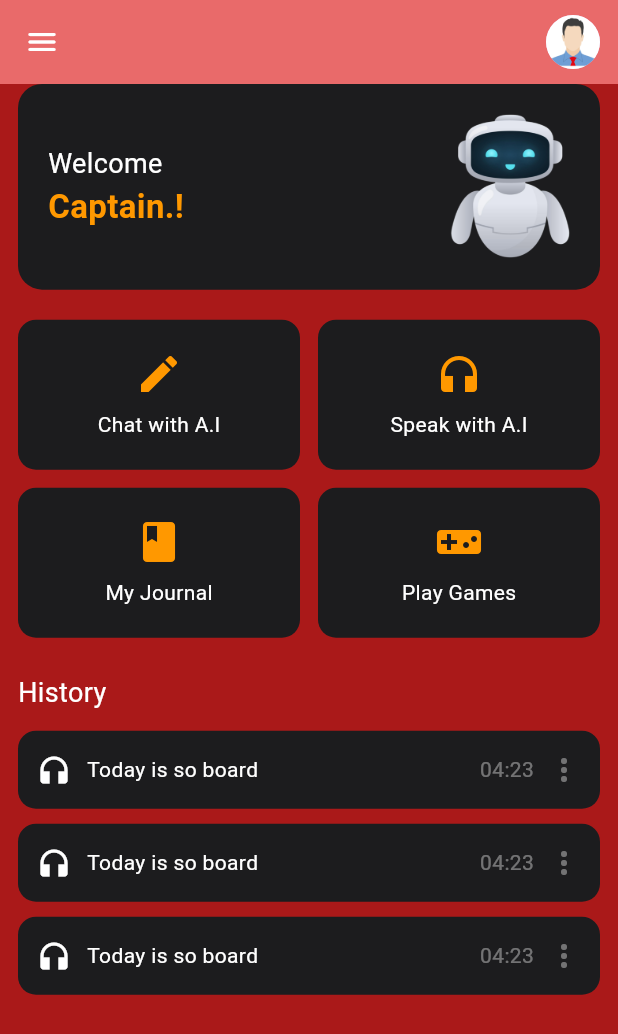
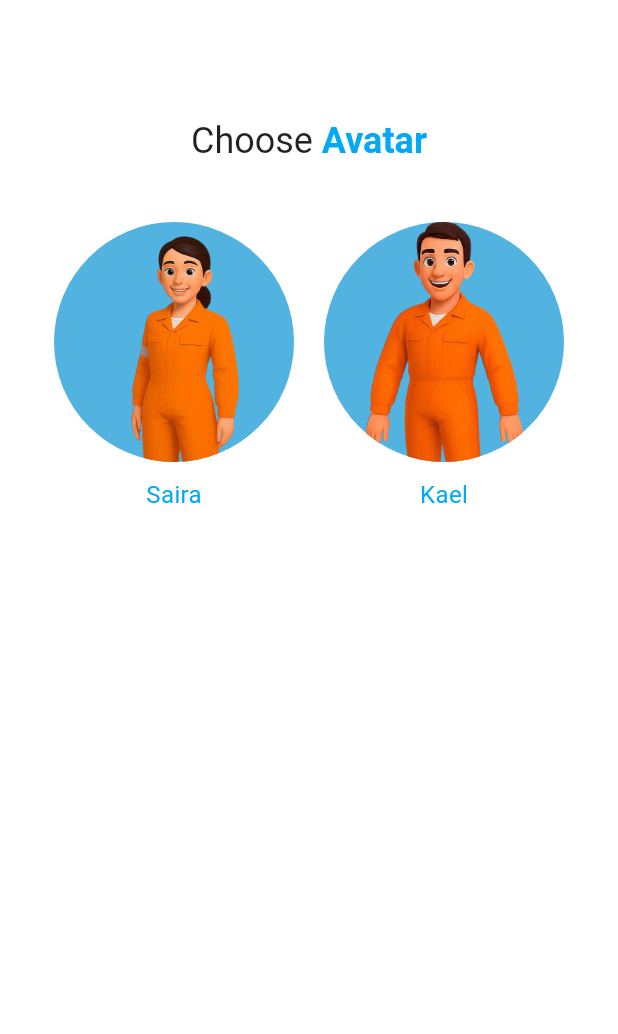
Before and after one commit to Rajesh2431/ai_chatbot, a Flutter app: the screen it shows after launch, on a phone screen of 412 x 824 dp. Shown: the top 1034 px of the screen. Run offline on Flutter 3.47's test engine with Material 3 defaults, Android fonts, the phone set to English and light mode, and no system bars; our stand-ins replace flutter_tts, just_audio, permission_handler, shared_preferences, speech_to_text, table_calendar; missing offline and left inert: animated_emoji, audio_session, flutter_sound.

Commit message:
avatar selection

```diff
--- a/lib/main.dart
+++ b/lib/main.dart
@@ -1,12 +1,13 @@
 import 'package:flutter/material.dart';
 import 'package:provider/provider.dart';
+import 'screens/avatar_selection_screen.dart';
 
 import 'screens/chat_screen.dart';
 import 'screens/dashboard_screen.dart';
 import 'screens/journal_screen.dart';
 import 'providers/journal_entries_provider.dart';
 
-void main() => runApp(const App());
+void main() => runApp(App());
 
 class App extends StatelessWidget {
   const App({super.key});
@@ -27,7 +28,9 @@ class App extends StatelessWidget {
         ),
         initialRoute: '/',
         routes: {
-          '/': (context) => const DashboardScreen(),
+          // i need to add the inital route AvatarSelectionScreen
+          '/': (context) =>  AvatarSelectionScreen(),
+          '/dashboard': (context) => const DashboardScreen(),
           '/chat': (context) => const ChatScreen(),
           '/journal': (context) => const JournalScreen(),
         },
--- /dev/null
+++ b/lib/routes/circular_reveal_route.dart
@@ -0,0 +1,84 @@
+import 'package:flutter/material.dart';
+import 'dart:math';
+import 'dart:ui';
+
+class CircularRevealRoute extends PageRouteBuilder {
+  final Widget page;
+  final Offset centerAlignment;
+  final double startRadius;
+  final Color revealColor;
+  final Duration duration;
+
+  CircularRevealRoute({
+    required this.page,
+    required this.centerAlignment,
+    required this.startRadius,
+    required this.revealColor,
+    this.duration = const Duration(milliseconds: 600), // default
+  }) : super(
+          pageBuilder: (context, animation, secondaryAnimation) => page,
+          transitionDuration: duration,
+        );
+
+
+  @override
+  Color get barrierColor => revealColor;
+
+  @override
+  String get barrierLabel => 'Circular Reveal';
+
+  @override
+  Duration get transitionDuration => const Duration(milliseconds: 600);
+
+  @override
+  bool get opaque => false;
+
+  @override
+  bool get maintainState => true;
+
+  Animation<double>? _animation;
+
+  @override
+  Widget buildPage(BuildContext context, Animation<double> animation, Animation<double> secondaryAnimation) {
+    return page;
+  }
+
+  @override
+  Widget buildTransitions(BuildContext context, Animation<double> animation, Animation<double> secondaryAnimation, Widget child) {
+    _animation = animation;
+    final size = MediaQuery.of(context).size;
+
+    // Calculate max radius to cover the screen from centerAlignment
+    final maxRadius = sqrt(pow(max(centerAlignment.dx, size.width - centerAlignment.dx), 2) +
+        pow(max(centerAlignment.dy, size.height - centerAlignment.dy), 2));
+
+    return AnimatedBuilder(
+      animation: animation,
+      builder: (context, _) {
+        double radius = lerpDouble(startRadius, maxRadius, animation.value)!;
+        return ClipPath(
+          clipper: CircleRevealClipper(centerAlignment, radius),
+          child: child,
+        );
+      },
+      child: child,
+    );
+  }
+}
+
+class CircleRevealClipper extends CustomClipper<Path> {
+  final Offset center;
+  final double radius;
+
+  CircleRevealClipper(this.center, this.radius);
+
+  @override
+  Path getClip(Size size) {
+    return Path()..addOval(Rect.fromCircle(center: center, radius: radius));
+  }
+
+  @override
+  bool shouldReclip(CircleRevealClipper oldClipper) {
+    return radius != oldClipper.radius || center != oldClipper.center;
+  }
+}
--- /dev/null
+++ b/lib/screens/avatar_selection_screen.dart
@@ -0,0 +1,97 @@
+import 'package:flutter/material.dart';
+import 'avatar_detail_screen.dart';
+import '../routes/circular_reveal_route.dart';
+
+class AvatarSelectionScreen extends StatelessWidget {
+  final List<Map<String, dynamic>> avatars = [
+    {
+      "name": "Saira",
+      "image": "lib/assets/avatar/saira.png",
+    },
+    {
+      "name": "Kael",
+      "image": "lib/assets/avatar/kael.png",
+    },
+  ];
+
+  @override
+  Widget build(BuildContext context) {
+    return Scaffold(
+      backgroundColor: Colors.white,
+      body: SafeArea(
+        child: Column(
+          children: [
+            const SizedBox(height: 80),
+            Center(
+              child: RichText(
+                text: const TextSpan(
+                  text: 'Choose ',
+                  style: TextStyle(fontSize: 24, color: Colors.black87),
+                  children: [
+                    TextSpan(
+                      text: 'Avatar',
+                      style: TextStyle(
+                        fontWeight: FontWeight.bold,
+                        color: Colors.lightBlue,
+                      ),
+                    ),
+                  ],
+                ),
+              ),
+            ),
+            const SizedBox(height: 40),
+            Center(
+              child: Row(
+                mainAxisSize: MainAxisSize.min,
+                children: avatars.map((avatar) {
+                  return GestureDetector(
+                    onTapDown: (TapDownDetails details) {
+                      final Offset tapPosition = details.globalPosition;
+
+                      Navigator.of(context).push(
+                        CircularRevealRoute(
+                          page: AvatarDetailScreen(imagePath: avatar['image'], name: avatar['name']),
+                          centerAlignment: tapPosition,
+                          startRadius: 80.0,
+                          revealColor: const Color(0xFF52B3E0),
+                        ),
+                      );
+                    },
+                    child: Column(
+                      children: [
+                        Container(
+                          width: 160,
+                          height: 160,
+                          margin: const EdgeInsets.symmetric(horizontal: 10),
+                          decoration: const BoxDecoration(
+                            shape: BoxShape.circle,
+                            color: Color(0xFF52B3E0),
+                          ),
+                          child: ClipOval(
+                            child: Image.asset(
+                              avatar['image'],
+                              fit: BoxFit.cover,
+                              alignment: Alignment.topCenter,
+                            ),
+                          ),
+                        ),
+                        const SizedBox(height: 10),
+                        Text(
+                          avatar['name'],
+                          style: const TextStyle(
+                            color: Colors.lightBlue,
+                            fontSize: 16,
+                          ),
+                        )
+                      ],
+                    ),
+                  );
+                }).toList(),
+              ),
+            ),
+          ],
+        ),
+      ),
+    );
+  }
+}
--- a/lib/screens/dashboard_screen.dart
+++ b/lib/screens/dashboard_screen.dart
@@ -3,6 +3,7 @@ import '../widget/action_card.dart';
 import '../screens/chat_screen.dart';
 import '../screens/voicechat_screen.dart';
 import '../screens/game_selection.dart';
+import '../screens/avatar_selection_screen.dart';
 
 class DashboardScreen extends StatefulWidget {
   const DashboardScreen({super.key});
@@ -15,9 +16,9 @@ class _DashboardScreenState extends State<DashboardScreen> {
   @override
   Widget build(BuildContext context) {
     return Scaffold(
-      backgroundColor: const Color.fromARGB(255, 170, 25, 25),
+      backgroundColor: const Color.fromARGB(255, 242, 215, 215),
       appBar: AppBar(
-        backgroundColor: const Color.fromARGB(255, 233, 106, 106),
+        backgroundColor: const Color.fromARGB(255, 26, 13, 13),
         elevation: 0,
         leading: IconButton(
           icon: const Icon(Icons.menu_rounded, color: Colors.white),
@@ -30,6 +31,16 @@ class _DashboardScreenState extends State<DashboardScreen> {
               backgroundColor: Colors.purple[100],
               backgroundImage: const AssetImage('lib/assets/icons/profile.png'),
             ),
+          ),
+          IconButton(
+            icon: const Icon(Icons.edit, color: Colors.white),
+            tooltip: 'Change Avatar',
+            onPressed: () {
+              Navigator.push(
+                context,
+                MaterialPageRoute(builder: (_) => AvatarSelectionScreen()),
+              );
+            },
           ),
         ],
       ),
--- a/pubspec.yaml
+++ b/pubspec.yaml
@@ -47,6 +47,7 @@ flutter:
 
   assets:
     - lib/assets/icons/
+    - lib/assets/avatar/
 
 # Change App Icon Command
 # flutter pub run flutter_launcher_icons:main
```
Also changed, not shown: lib/screens/avatar_detail_screen.dart (added, +60 -0 lines), lib/assets/avatar/demok.txt (added), lib/assets/avatar/kael.png (added), lib/assets/avatar/saira.png (added), lib/screens/journal_screen.dart (line endings or trailing spaces).
